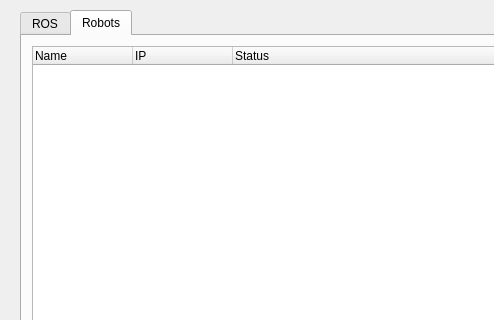
Qt form resource/EnvWidget.ui (hsarmiento/rqt_env) before a commit; both pictures show x 0 to 494 and y 0 to 320 of the 854 by 566 pixel window.
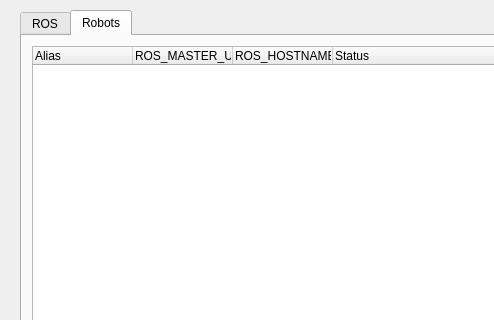
The same form after that commit.

Commit message: Rename and add columns for robots list

```diff
--- a/resource/EnvWidget.ui
+++ b/resource/EnvWidget.ui
@@ -170,14 +170,22 @@
      <layout class="QVBoxLayout" name="verticalLayout_2">
       <item>
        <widget class="QTreeWidget" name="env_robot_tree_widget">
+        <attribute name="headerMinimumSectionSize">
+         <number>100</number>
+        </attribute>
         <column>
          <property name="text">
-          <string>Name</string>
+          <string>Alias</string>
          </property>
         </column>
         <column>
          <property name="text">
-          <string>IP</string>
+          <string>ROS_MASTER_URI</string>
+         </property>
+        </column>
+        <column>
+         <property name="text">
+          <string>ROS_HOSTNAME</string>
          </property>
         </column>
         <column>
```
The commit also changes 6 other files.
